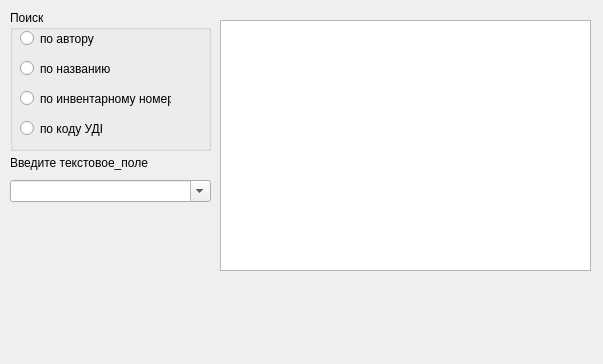
libjournaldev/libjournal, file src/searchbookdialog.ui: the form before one commit.
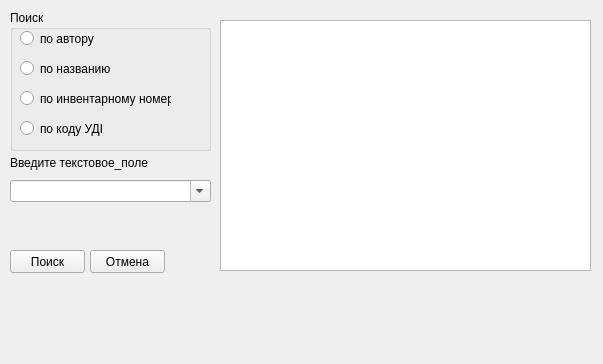
The form after the commit.

Diff of the .ui file:
```diff
--- a/src/searchbookdialog.ui
+++ b/src/searchbookdialog.ui
@@ -114,6 +114,32 @@
     </rect>
    </property>
   </widget>
+  <widget class="QPushButton" name="pushButton">
+   <property name="geometry">
+    <rect>
+     <x>10</x>
+     <y>250</y>
+     <width>75</width>
+     <height>23</height>
+    </rect>
+   </property>
+   <property name="text">
+    <string>Поиск</string>
+   </property>
+  </widget>
+  <widget class="QPushButton" name="pushButton_2">
+   <property name="geometry">
+    <rect>
+     <x>90</x>
+     <y>250</y>
+     <width>75</width>
+     <height>23</height>
+    </rect>
+   </property>
+   <property name="text">
+    <string>Отмена</string>
+   </property>
+  </widget>
  </widget>
  <resources/>
  <connections/>
```
Left out of the diff: 3 changed lines with no effect on the pictures.
